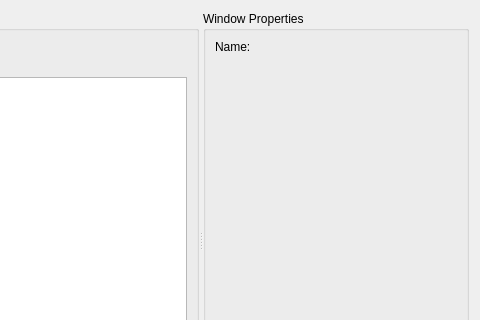
The window that SIM-VICUS/src/SVDBWindowEditWidget.ui (ghorwin/SIM-VICUS) describes before a commit, drawn with Qt 5; both pictures show x 383 to 863 and y 0 to 320 of the 863 by 480 pixel window.
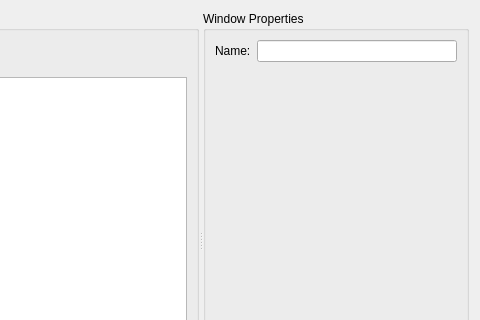
The same window after the commit. Icons and pictures are not drawn. Custom widgets are drawn as their Qt base class.

The edit to the form file:
```diff
--- a/SIM-VICUS/src/SVDBWindowEditWidget.ui
+++ b/SIM-VICUS/src/SVDBWindowEditWidget.ui
@@ -124,7 +124,7 @@
         </spacer>
        </item>
        <item row="1" column="1">
-        <widget class="QtExt::LanguageStringEditWidget1" name="nameEditWidget" native="true">
+        <widget class="QtExt::LanguageStringEditWidget1" name="lineEditName">
          <property name="sizePolicy">
           <sizepolicy hsizetype="Expanding" vsizetype="Preferred">
            <horstretch>0</horstretch>
@@ -148,7 +148,7 @@
  <customwidgets>
   <customwidget>
    <class>QtExt::LanguageStringEditWidget1</class>
-   <extends>QWidget</extends>
+   <extends>QLineEdit</extends>
    <header location="global">QtExt_LanguageStringEditWidget1.h</header>
    <container>1</container>
   </customwidget>
```
